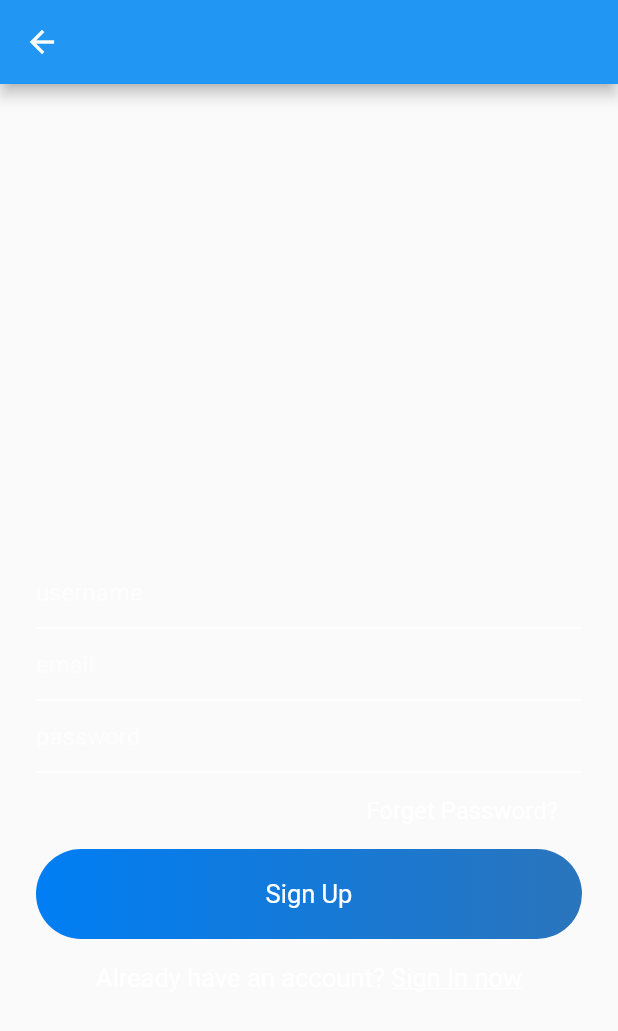
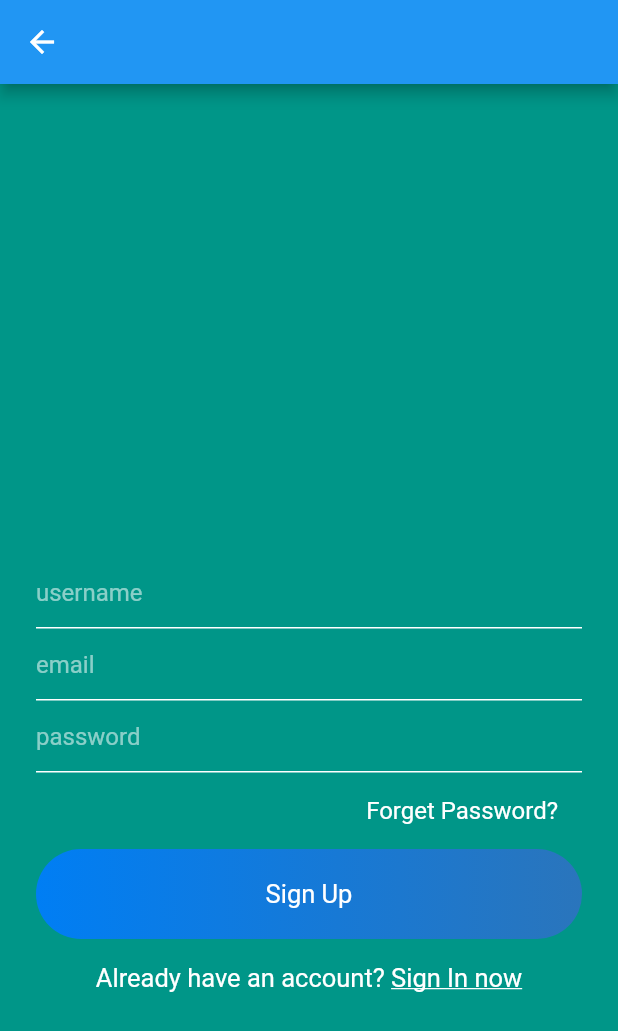
Before and after one commit to janhavitripurwar/progress_checker, a Flutter app: the SignUp screen opened directly with empty values, on a phone screen of 412 x 824 dp. Shown: the top 1031 px of the screen. Run offline on Flutter 3.47's test engine with Material 2 defaults, Android fonts, the phone set to English and light mode, and no system bars; our stand-ins replace cloud_firestore, firebase_auth, flutter_speed_dial, flutter_spinkit, shared_preferences; accounts and stored records are empty; network calls fail.

Commit message:
changed background of sign in/up pages

```diff
--- a/lib/views/myteams.dart
+++ b/lib/views/myteams.dart
@@ -1,6 +1,7 @@
 import 'package:cloud_firestore/cloud_firestore.dart';
 import 'package:flutter/material.dart';
 import 'package:flutter/rendering.dart';
+import 'package:flutter_spinkit/flutter_spinkit.dart';
 import 'package:status_checker/views/createteam.dart';
 import 'package:status_checker/views/memberslist.dart';
 import 'package:status_checker/widgets/widget.dart';
@@ -50,7 +51,10 @@ class _myTeamState extends State<myTeam> {
           builder: (_,snapshot){
         if(snapshot.connectionState == ConnectionState.waiting){
           return Center(
-          child: Text("Loading..."),
+          child:SpinKitChasingDots(
+            color: Colors.blue,
+            size: 50.0,
+          ),
           );
       }else {
 
--- a/lib/views/signin.dart
+++ b/lib/views/signin.dart
@@ -55,6 +55,7 @@ class _SignInState extends State<SignIn> {
   @override
   Widget build(BuildContext context) {
     return Scaffold(
+      backgroundColor: Colors.teal,
       appBar: appBarMain(context),
       body: SingleChildScrollView(
         child: Container(
--- a/lib/views/signup.dart
+++ b/lib/views/signup.dart
@@ -53,6 +53,8 @@ class _SignUpState extends State<SignUp> {
   @override
   Widget build(BuildContext context) {
     return Scaffold(
+            backgroundColor: Colors.teal,
+
       appBar: appBarMain(context),
       body: isLoading ? Container(
         child: Center(child: CircularProgressIndicator()),
```
Also changed, not shown: pubspec.lock, 1 other file.
